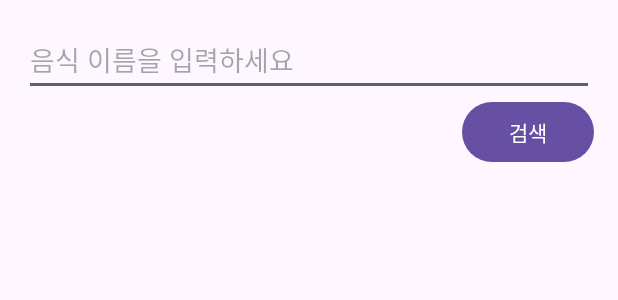
After one commit to HSHwan/android-term-project, an Android app: the layout activity_places_search.xml on its own in the app's theme, with its tools: preview values and no code run, on a phone screen of 412 x 824 dp. The commit adds this screen. Shown: the top 300 px of the screen. Run offline under Robolectric (Android 15) with nearby library versions, the phone set to English and light mode, and no system bars.

Commit message:
1. 구글플레이스 테스트 추가 (PlaceSearchActivity.kt, activity_places_search.xml)
2. 현재 위치 찾는 기능 구현 X
3. 한글 입력 구현 X

ex) 영어로 chicken  입력 시 미국에 있는 식당들 뜸

```diff
--- /dev/null
+++ b/app/src/main/res/drawable/ic_place.xml
@@ -0,0 +1,5 @@
+<vector xmlns:android="http://schemas.android.com/apk/res/android" android:height="24dp" android:tint="#000000" android:viewportHeight="24" android:viewportWidth="24" android:width="24dp">
+
+    <path android:fillColor="@android:color/white" android:pathData="M12,2C8.13,2 5,5.13 5,9c0,5.25 7,13 7,13s7,-7.75 7,-13c0,-3.87 -3.13,-7 -7,-7zM12,11.5c-1.38,0 -2.5,-1.12 -2.5,-2.5s1.12,-2.5 2.5,-2.5 2.5,1.12 2.5,2.5 -1.12,2.5 -2.5,2.5z"/>
+
+</vector>
--- /dev/null
+++ b/app/src/main/res/layout/activity_places_search.xml
@@ -0,0 +1,34 @@
+<?xml version="1.0" encoding="utf-8"?>
+<androidx.constraintlayout.widget.ConstraintLayout
+    xmlns:android="http://schemas.android.com/apk/res/android"
+    xmlns:app="http://schemas.android.com/apk/res-auto"
+    android:layout_width="match_parent"
+    android:layout_height="match_parent"
+    android:padding="16dp">
+
+    <com.google.android.material.textfield.TextInputEditText
+        android:id="@+id/etKeyword"
+        android:layout_width="0dp"
+        android:layout_height="wrap_content"
+        android:hint="음식 이름을 입력하세요"
+        app:layout_constraintTop_toTopOf="parent"
+        app:layout_constraintStart_toStartOf="parent"
+        app:layout_constraintEnd_toEndOf="parent"/>
+
+    <com.google.android.material.button.MaterialButton
+        android:id="@+id/btnSearch"
+        android:layout_width="wrap_content"
+        android:layout_height="wrap_content"
+        android:text="검색"
+        app:layout_constraintTop_toBottomOf="@id/etKeyword"
+        app:layout_constraintEnd_toEndOf="parent"/>
+
+    <androidx.recyclerview.widget.RecyclerView
+        android:id="@+id/rvPlaces"
+        android:layout_width="0dp"
+        android:layout_height="0dp"
+        app:layout_constraintTop_toBottomOf="@id/btnSearch"
+        app:layout_constraintBottom_toBottomOf="parent"
+        app:layout_constraintStart_toStartOf="parent"
+        app:layout_constraintEnd_toEndOf="parent"/>
+</androidx.constraintlayout.widget.ConstraintLayout>
--- a/app/src/main/res/menu/drawer_menu.xml
+++ b/app/src/main/res/menu/drawer_menu.xml
@@ -1,5 +1,6 @@
 <?xml version="1.0" encoding="utf-8"?>
-<menu xmlns:android="http://schemas.android.com/apk/res/android">
+<menu xmlns:android="http://schemas.android.com/apk/res/android"
+    xmlns:app="http://schemas.android.com/apk/res-auto">
 
     <!-- 즐겨찾기(Bookmark) 메뉴 -->
     <item
@@ -13,4 +14,6 @@
         android:title="저장된 계획"
         android:icon="@drawable/ic_saved" />
 
+
+
 </menu>
--- a/app/src/main/res/values/strings.xml
+++ b/app/src/main/res/values/strings.xml
@@ -4,4 +4,5 @@
     <string name="drawer_open">메뉴 열기</string>
     <string name="drawer_close">메뉴 닫기</string>
     <string name="plan_detail_title">계획 상세</string>
+    <string name="google_maps_key">AIzaSyA29tqoqMghkfbnIRmGpss3nS9wN8bPJUo</string>
 </resources>
```
Also changed, not shown: app/build.gradle.kts (+7 -0 lines), app/src/main/AndroidManifest.xml (+5 -5 lines), app/src/main/java/com/eatdel/eattoplan/adapter/PlaceAdapter.kt (added, +48 -0 lines), app/src/main/java/com/eatdel/eattoplan/data/PlaceItem.kt (added, +9 -0 lines), app/src/main/java/com/eatdel/eattoplan/ui/main/MainActivity.kt (+27 -0 lines), app/src/main/java/com/eatdel/eattoplan/ui/places/PlacesSearchActivity.kt (added, +160 -0 lines), app/src/main/res/layout/item_place.xml (added, +30 -0 lines), app/src/main/res/menu/main_menu.xml (added, +9 -0 lines).
